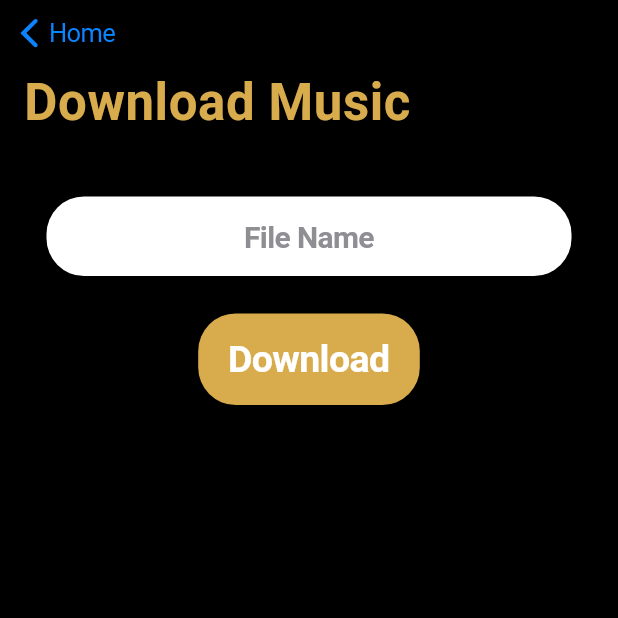
After one commit to CS4279-Musicly/musicly, a Flutter app: the DownloadMusicView screen opened directly, on a phone screen of 412 x 824 dp, the top half of it. The commit adds this screen. Run offline on Flutter 3.47's test engine with Material 2 defaults, Android fonts, the phone set to English and light mode, and no system bars; our stand-ins replace file_picker, firebase_core, firebase_storage, modal_bottom_sheet, shared_preferences; missing offline and left inert: flutter_pdfview; accounts and stored records are empty.

Commit message:
multi file download works

```diff
--- a/lib/utilities/firebase_files.dart
+++ b/lib/utilities/firebase_files.dart
@@ -67,20 +67,20 @@ class FirebaseFiles {
     );
   }
 
-  Future<void> downloadFile(BuildContext context) async {
+  Future<void> downloadFile(BuildContext context, String name) async {
     Directory appDocDir = await getApplicationDocumentsDirectory();
-    File downloadToFile = File('${appDocDir.path}/DynamiteDownload.pdf');
+    File downloadToFile = File('${appDocDir.path}/$name.pdf');
 
     await firebase_storage.FirebaseStorage.instance
         .ref()
-        .child('files/Dynamite.pdf')
+        .child('files/$name.pdf')
         .writeToFile(downloadToFile);
 
     Navigator.push(
       context,
       CupertinoPageRoute(
         builder: (context) =>
-            PDFScreen(path: '${appDocDir.path}/DynamiteDownload.pdf'),
+            PDFScreen(path: '${appDocDir.path}/$name.pdf'),
       ),
     );
   }
--- /dev/null
+++ b/lib/views/download_music_view.dart
@@ -0,0 +1,87 @@
+import 'package:flutter/cupertino.dart';
+import 'package:musicly/utilities/styles.dart';
+import 'dart:io';
+import 'package:musicly/utilities/firebase_files.dart';
+
+class DownloadMusicView extends StatefulWidget {
+  DownloadMusicView({Key? key}) : super(key: key);
+
+  /// Creates the dynamic state for the Add Music class.
+  @override
+  _DownloadMusicViewState createState() => _DownloadMusicViewState();
+}
+
+/// Creates and manages the Account screen.
+class _DownloadMusicViewState extends State<DownloadMusicView> {
+
+  String _songName = "File Name";
+
+  @override
+  Widget build(BuildContext context) {
+    return CupertinoPageScaffold(
+        child: CustomScrollView(
+          physics: const NeverScrollableScrollPhysics(),
+          slivers: [
+            // Navigation bar at the top of the screen that contains the view title and navigation buttons.
+            const CupertinoSliverNavigationBar(
+              largeTitle: Text(
+                'Download Music',
+                style: TextStyle(color: VanderbiltStyles.gold),
+              ),
+              previousPageTitle: "Home",
+            ),
+            SliverFillRemaining(
+                child: Column(
+                    children: [
+                      Padding(
+                          padding: const EdgeInsets.only(
+                              left: 0, right: 0, top: 35.0, bottom: 0),
+                          child: SizedBox(
+                            width: 350,
+                            child: CupertinoTextField(
+                              //controller: ,TODO: Text controllers for text field values
+                              placeholder: _songName,
+                              placeholderStyle: VanderbiltStyles.textRowPlaceholder,
+                              style: VanderbiltStyles.textRowPlaceholder,
+                              autocorrect: false,
+                              textAlign: TextAlign.center,
+                              padding: const EdgeInsets.only(
+                                  left: 0.0, right: 0.0, top: 15.0, bottom: 15.0),
+                              decoration: BoxDecoration(
+                                color: CupertinoColors.white,
+                                borderRadius: BorderRadius.circular(25.0),
+                              ),
+                              onChanged: (text) {
+                                _songName = text;
+                              },
+                              onSubmitted: (text) {
+                                _songName = text;
+                              },
+                            ),
+                          )
+                      ),
+                      Padding(
+                        padding: const EdgeInsets.only(
+                            left: 30.0, right: 30.0, top: 25.0, bottom: 0),
+                        child: CupertinoButton(
+                          child: const Text(
+                            'Download',
+                            style: VanderbiltStyles.textButton,
+                          ),
+                          onPressed: () async {
+                            FirebaseFiles().downloadFile(context, _songName);
+                            //Navigator.pop(context);
+                          },
+                          borderRadius: BorderRadius.circular(25.0),
+                          color: VanderbiltStyles.gold,
+                          pressedOpacity: 0.75,
+                        ),
+                      )
+                    ]
+                )
+            )
+          ],
+        )
+    );
+  }
+}
--- a/lib/views/home_view.dart
+++ b/lib/views/home_view.dart
@@ -4,6 +4,7 @@ import 'package:musicly/utilities/firebase_files.dart';
 import 'package:modal_bottom_sheet/modal_bottom_sheet.dart';
 import 'add_music_view.dart';
 import 'account_view.dart';
+import 'download_music_view.dart';
 
 /// Creates and manages the Home screen.
 class HomeView extends StatefulWidget {
@@ -97,7 +98,8 @@ class _HomeViewState extends State<HomeView> {
                   style: VanderbiltStyles.textButton,
                 ),
                 onPressed: () {
-                  FirebaseFiles().downloadFile(context);
+                  Navigator.push(context, CupertinoPageRoute(builder: (context) => DownloadMusicView()));
+                  //FirebaseFiles().downloadFile(context);
                 },
                 borderRadius: BorderRadius.circular(25.0),
                 color: VanderbiltStyles.gold,
```
